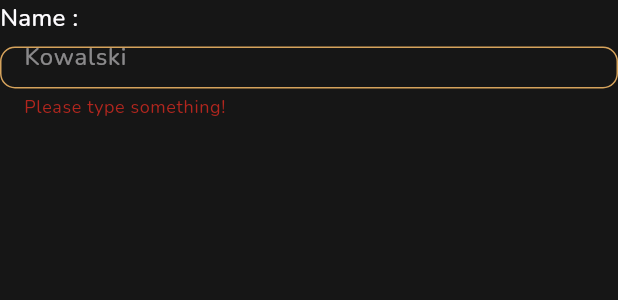
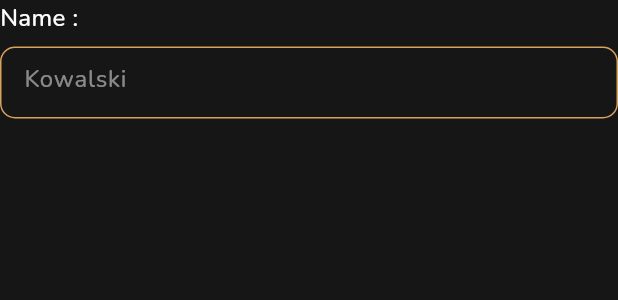
Before and after one commit to ThallesVicenzo/coolmovies-mobile-challenge, a Flutter app: the CoolMoviesTextField widget shown alone on an empty page, opened directly, on a phone screen of 412 x 824 dp. Shown: the top 300 px of the screen. Run offline on Flutter 3.47's test engine with Material 3 defaults, Android fonts, the phone set to English and light mode, and no system bars; our stand-ins replace flutter_modular, flutter_secure_storage, graphql_flutter; accounts and stored records are empty.

Commit message:
refactor: app text field

```diff
--- a/app_design/lib/widgets/textfield/cool_movies_text_field.dart
+++ b/app_design/lib/widgets/textfield/cool_movies_text_field.dart
@@ -13,6 +13,7 @@ class CoolMoviesTextField extends StatelessWidget {
     this.height,
     this.validator,
     this.errorText,
+    this.onChanged,
   });
 
   final String? label;
@@ -20,7 +21,8 @@ class CoolMoviesTextField extends StatelessWidget {
   final String? errorText;
   final double? height;
   final TextEditingController controller;
-  final String Function(String?)? validator;
+  final String? Function(String?)? validator;
+  final void Function(String)? onChanged;
 
   @override
   Widget build(BuildContext context) {
@@ -43,8 +45,9 @@ class CoolMoviesTextField extends StatelessWidget {
           style: const TextStyle(color: ColorsPalette.marfim),
           cursorColor: ColorsPalette.marfim,
           validator: validator,
+          onChanged: onChanged,
           decoration: InputDecoration(
-            errorText: errorText ?? 'Please type something!',
+            errorText: errorText,
             errorBorder: outlineBorder,
             border: outlineBorder,
             constraints: BoxConstraints(maxHeight: height ?? 72),
```
